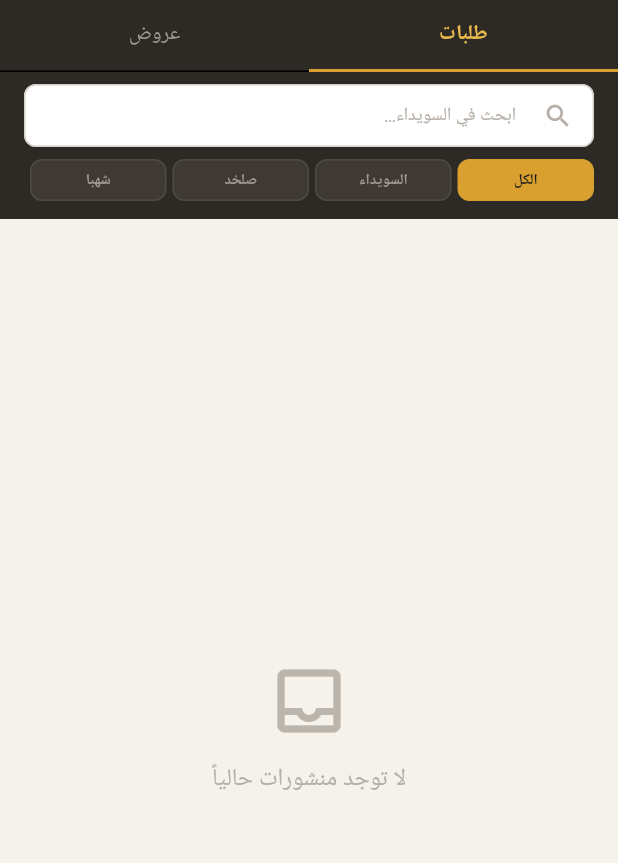
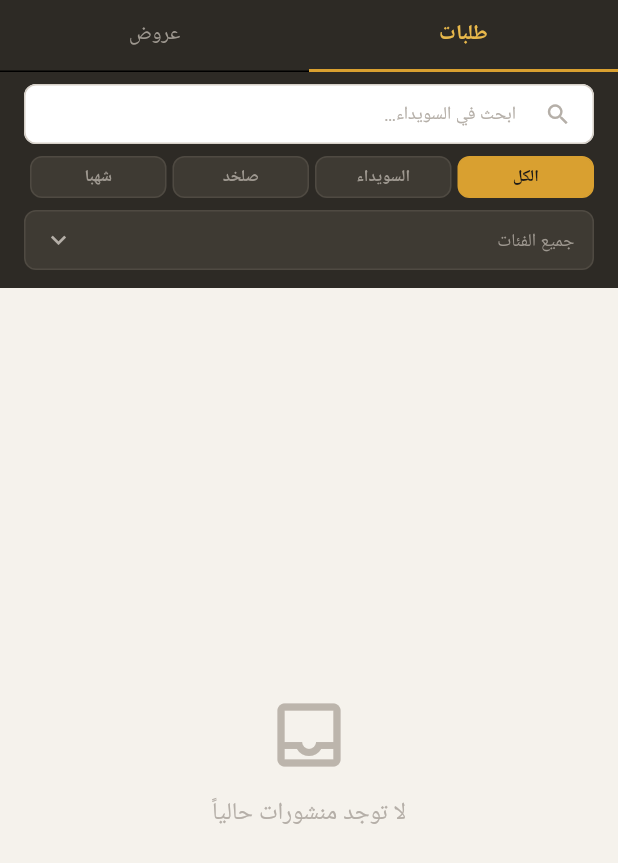
Before and after one commit to hady-albnnai/on-your-request, a Flutter app: the PostsScreen screen opened directly, on a phone screen of 412 x 824 dp. Shown: the top 863 px of the screen. Run offline on Flutter 3.47's test engine with Material 3 defaults, Android fonts, the phone set to English and light mode, and no system bars; our stand-ins replace cloud_firestore, firebase_auth, firebase_core, firebase_storage, image_picker, share_plus and 1 more; accounts and stored records are empty; Roboto replaces fonts that are missing (Cairo).

Commit message:
feat: add category dropdown filter to SearchBarWidget

```diff
--- a/lib/features/posts/widgets/search_bar_widget.dart
+++ b/lib/features/posts/widgets/search_bar_widget.dart
@@ -16,9 +16,10 @@ class SearchBarWidget extends StatelessWidget {
       padding: const EdgeInsets.fromLTRB(
           AppDimens.lg, AppDimens.sm, AppDimens.lg, AppDimens.md),
       child: Column(children: [
-        // ── حقل البحث ────────────────────────────────────────────────
+
+        // ── شريط البحث النصي ──────────────────────────────────────────
         SizedBox(
-          height: 42,
+          height: 40,
           child: TextField(
             onChanged: provider.onSearchChanged,
             textDirection: TextDirection.rtl,
@@ -29,7 +30,7 @@ class SearchBarWidget extends StatelessWidget {
               hintStyle: const TextStyle(color: AppColors.basalt400,
                   fontFamily: 'Cairo', fontSize: AppDimens.fontSm),
               prefixIcon: const Icon(Icons.search,
-                  color: AppColors.basalt400, size: 20),
+                  color: AppColors.basalt400, size: 18),
               filled:     true,
               fillColor:  AppColors.surface,
               contentPadding: const EdgeInsets.symmetric(
@@ -42,7 +43,7 @@ class SearchBarWidget extends StatelessWidget {
         ),
         const SizedBox(height: AppDimens.sm),
 
-        // ── فلتر المنطقة (3 أزرار + جميع المناطق) ───────────────────
+        // ── فلتر المنطقة (4 أزرار) ───────────────────────────────────
         Consumer<PostsProvider>(
           builder: (context, prov, _) => Row(
             children: AppStrings.regions.map((r) {
@@ -53,25 +54,22 @@ class SearchBarWidget extends StatelessWidget {
                   child: GestureDetector(
                     onTap: () => prov.setRegion(r),
                     child: Container(
-                      padding: const EdgeInsets.symmetric(vertical: 6),
+                      padding: const EdgeInsets.symmetric(vertical: 5),
                       decoration: BoxDecoration(
                         color: selected
-                            ? AppColors.wheat400
-                            : AppColors.basalt700,
+                            ? AppColors.wheat400 : AppColors.basalt700,
                         borderRadius:
                             BorderRadius.circular(AppDimens.radiusSm),
                         border: Border.all(
                           color: selected
-                              ? AppColors.wheat400
-                              : AppColors.basalt600),
+                              ? AppColors.wheat400 : AppColors.basalt600),
                       ),
                       child: Center(
                         child: Text(
                           r == AppStrings.allRegions ? 'الكل' : r,
                           style: TextStyle(
-                            fontFamily:  'Cairo',
-                            fontSize:    AppDimens.fontXs,
-                            fontWeight:  FontWeight.w700,
+                            fontFamily: 'Cairo', fontSize: 11,
+                            fontWeight: FontWeight.w700,
                             color: selected
                                 ? AppColors.basalt900
                                 : AppColors.basalt300,
@@ -85,6 +83,54 @@ class SearchBarWidget extends StatelessWidget {
             }).toList(),
           ),
         ),
+        const SizedBox(height: AppDimens.sm),
+
+        // ── فلتر الفئة (منسدل) ──────────────────────────────────────
+        Consumer<PostsProvider>(
+          builder: (context, prov, _) => Container(
+            width: double.infinity,
+            height: 40,
+            padding: const EdgeInsets.symmetric(horizontal: AppDimens.md),
+            decoration: BoxDecoration(
+              color: AppColors.basalt700,
+              borderRadius: BorderRadius.circular(AppDimens.radiusSm),
+              border: Border.all(
+                color: prov.selectedCategory != AppStrings.allCategories
+                    ? AppColors.wheat400 : AppColors.basalt600,
+                width: prov.selectedCategory != AppStrings.allCategories
+                    ? 1.5 : 1,
+              ),
+            ),
+            child: DropdownButtonHideUnderline(
+              child: DropdownButton<String>(
+                value: prov.selectedCategory,
+                dropdownColor: AppColors.basalt800,
+                isExpanded: true,
+                icon: Icon(
+                  Icons.keyboard_arrow_down,
+                  color: prov.selectedCategory != AppStrings.allCategories
+                      ? AppColors.wheat300 : AppColors.basalt400,
+                  size: 20,
+                ),
+                style: const TextStyle(
+                  fontFamily: 'Cairo', fontSize: AppDimens.fontSm,
+                  color: AppColors.wheat300,
+                ),
+                items: AppStrings.categories.map((c) =>
+                  DropdownMenuItem(
+                    value: c,
+                    child: Text(c,
+                      style: TextStyle(
+                        fontFamily: 'Cairo', fontSize: AppDimens.fontSm,
+                        color: c == AppStrings.allCategories
+                            ? AppColors.basalt300 : AppColors.wheat300,
+                      )),
+                  )).toList(),
+                onChanged: (c) { if (c != null) prov.setCategory(c); },
+              ),
+            ),
+          ),
+        ),
       ]),
     );
   }
```
